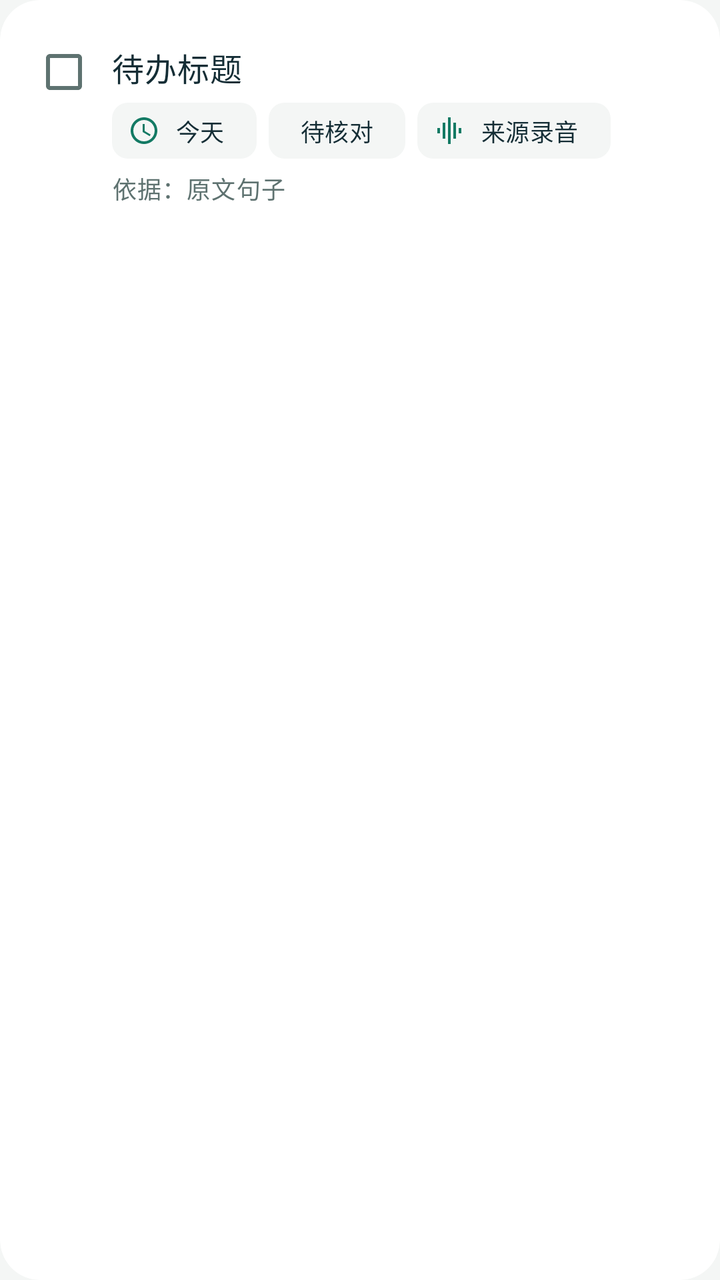
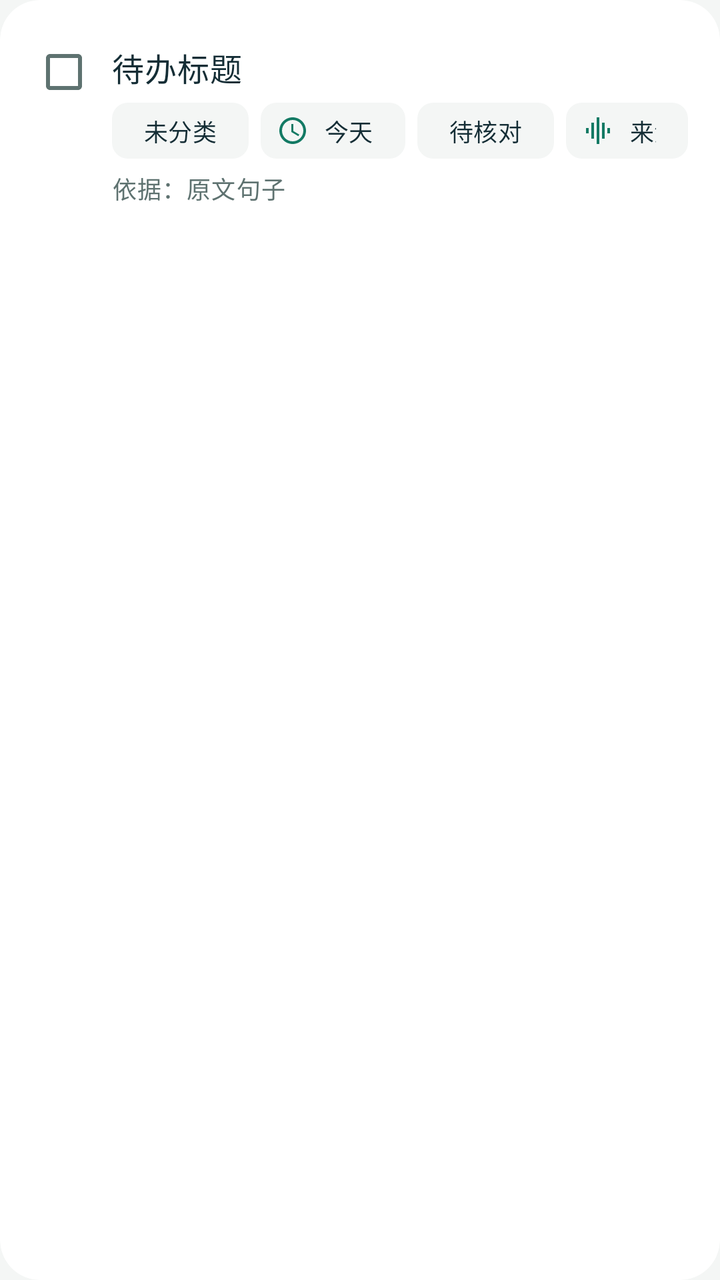

An Android layout rendered at two revisions. The XML below is the earlier revision; the diff shows what the commit changed to produce the second picture.
<!-- AndroidManifest.xml: application theme AppTheme -->
<!-- res/layout/item_todo.xml -->
<?xml version="1.0" encoding="utf-8"?>
<com.google.android.material.card.MaterialCardView xmlns:android="http://schemas.android.com/apk/res/android"
    xmlns:app="http://schemas.android.com/apk/res-auto"
    style="@style/Card"
    android:id="@+id/card"
    android:layout_width="match_parent"
    android:layout_height="wrap_content"
    android:layout_marginBottom="10dp"
    android:clickable="true"
    android:focusable="true"
    app:rippleColor="?attr/colorPrimaryContainer">

    <LinearLayout
        android:layout_width="match_parent"
        android:layout_height="wrap_content"
        android:orientation="horizontal"
        android:paddingStart="8dp"
        android:paddingTop="10dp"
        android:paddingEnd="16dp"
        android:paddingBottom="12dp">

        <com.google.android.material.checkbox.MaterialCheckBox
            android:id="@+id/check"
            android:layout_width="wrap_content"
            android:layout_height="wrap_content"
            android:layout_marginTop="2dp"
            android:minWidth="48dp"
            android:minHeight="48dp" />

        <LinearLayout
            android:layout_width="0dp"
            android:layout_height="wrap_content"
            android:layout_weight="1"
            android:orientation="vertical"
            android:paddingTop="12dp">

            <TextView
                android:id="@+id/tvTitle"
                style="@style/Text.Body"
                android:layout_width="match_parent"
                android:layout_height="wrap_content"
                android:textSize="16sp"
                android:text="待办标题" />

            <LinearLayout
                android:id="@+id/chips"
                android:layout_width="match_parent"
                android:layout_height="wrap_content"
                android:layout_marginTop="6dp"
                android:orientation="horizontal">

                <com.google.android.material.chip.Chip
                    android:id="@+id/chipDue"
                    style="@style/Chip.Status"
                    android:layout_width="wrap_content"
                    android:layout_height="wrap_content"
                    android:layout_marginEnd="6dp"
                    android:clickable="false"
                    app:chipIcon="@drawable/ic_schedule"
                    app:chipIconVisible="true"
                    android:text="今天" />

                <com.google.android.material.chip.Chip
                    android:id="@+id/chipReview"
                    style="@style/Chip.Status"
                    android:layout_width="wrap_content"
                    android:layout_height="wrap_content"
                    android:layout_marginEnd="6dp"
                    android:text="待核对" />

                <com.google.android.material.chip.Chip
                    android:id="@+id/chipSource"
                    style="@style/Chip.Status"
                    android:layout_width="wrap_content"
                    android:layout_height="wrap_content"
                    app:chipIcon="@drawable/ic_library"
                    app:chipIconVisible="true"
                    android:text="来源录音" />
            </LinearLayout>

            <TextView
                android:id="@+id/tvEvidence"
                style="@style/Text.Muted"
                android:layout_width="match_parent"
                android:layout_height="wrap_content"
                android:layout_marginTop="6dp"
                android:ellipsize="end"
                android:maxLines="2"
                android:text="依据：原文句子" />
        </LinearLayout>
    </LinearLayout>
</com.google.android.material.card.MaterialCardView>
<!-- resources referenced by this layout -->
<resources>
  <!-- drawable ic_library (drawable) -->
  <vector xmlns:android="http://schemas.android.com/apk/res/android" android:width="24dp" android:height="24dp" android:viewportWidth="24" android:viewportHeight="24" android:tint="?attr/colorControlNormal">
      <path android:fillColor="@android:color/white" android:pathData="M7,18h2L9,6L7,6v12zM11,22h2L13,2h-2v20zM3,14h2v-4L3,10v4zM15,18h2L17,6h-2v12zM19,10v4h2v-4h-2z"/>
  </vector>
  <style name="Card" parent="Widget.Material3.CardView.Filled">
          <item name="cardBackgroundColor">?attr/colorSurfaceContainerLowest</item>
          <item name="cardCornerRadius">20dp</item>
          <item name="cardElevation">0dp</item>
          <item name="strokeWidth">0dp</item>
      </style>
  <style name="Text.Body" parent="TextAppearance.Material3.BodyMedium">
          <item name="android:textColor">?attr/colorOnSurface</item>
          <item name="android:lineSpacingMultiplier">1.25</item>
      </style>
  <style name="Text.Muted" parent="TextAppearance.Material3.BodySmall">
          <item name="android:textColor">?attr/colorOnSurfaceVariant</item>
          <item name="android:lineSpacingMultiplier">1.2</item>
      </style>
  <color name="md_primary">#137A64</color>
  <color name="md_on_primary">#FFFFFF</color>
  <color name="md_primary_container">#B9EFE0</color>
  <color name="md_on_primary_container">#00201A</color>
  <color name="md_secondary">#4B6360</color>
  <color name="md_on_secondary">#FFFFFF</color>
  <color name="md_secondary_container">#CDE8E3</color>
  <color name="md_on_secondary_container">#06201D</color>
  <color name="md_tertiary">#8A5A00</color>
  <color name="md_on_tertiary">#FFFFFF</color>
  <color name="md_tertiary_container">#FFDEA6</color>
  <color name="md_on_tertiary_container">#2B1900</color>
  <color name="md_error">#BA1A1A</color>
  <color name="md_on_error">#FFFFFF</color>
  <color name="md_error_container">#FFDAD6</color>
  <color name="md_on_error_container">#410002</color>
  <color name="md_background">#F4F6F5</color>
  <color name="md_on_background">#142D35</color>
  <color name="md_surface">#F4F6F5</color>
  <color name="md_on_surface">#142D35</color>
  <color name="md_surface_variant">#DFE5E4</color>
  <color name="md_on_surface_variant">#5E7270</color>
  <color name="md_outline">#6F8481</color>
  <color name="md_outline_variant">#C3D0CD</color>
  <color name="md_surface_container_lowest">#FFFFFF</color>
  <color name="md_surface_container_low">#EEF2F1</color>
  <color name="md_surface_container">#E8EDEC</color>
  <color name="md_surface_container_high">#E2E8E7</color>
  <color name="md_surface_container_highest">#DCE2E1</color>
  <color name="md_inverse_surface">#1D2D34</color>
  <color name="md_inverse_on_surface">#EBF4F1</color>
  <color name="md_inverse_primary">#77D8BC</color>
  <style name="AppDialog" parent="ThemeOverlay.Material3.MaterialAlertDialog">
          <item name="shapeAppearanceOverlay">@style/Shape.Dialog</item>
      </style>
  <style name="AppBottomSheet" parent="ThemeOverlay.Material3.BottomSheetDialog">
          <item name="bottomSheetStyle">@style/AppBottomSheetStyle</item>
      </style>
  <style name="Shape.Dialog" parent="">
          <item name="cornerFamily">rounded</item>
          <item name="cornerSize">24dp</item>
      </style>
  <style name="AppBottomSheetStyle" parent="Widget.Material3.BottomSheet.Modal">
          <item name="shapeAppearanceOverlay">@style/Shape.Sheet</item>
          <item name="backgroundTint">?attr/colorSurfaceContainerLow</item>
      </style>
  <style name="Shape.Sheet" parent="">
          <item name="cornerFamily">rounded</item>
          <item name="cornerSizeTopLeft">28dp</item>
          <item name="cornerSizeTopRight">28dp</item>
      </style>
  <!-- unchanged entries left out for length: 3 -->
</resources>

<!-- the commit's change to res/layout/item_todo.xml (unified diff, before → after) -->
@@ -6,8 +6,10 @@
     android:layout_width="match_parent"
     android:layout_height="wrap_content"
     android:layout_marginBottom="10dp"
+    android:checkable="true"
     android:clickable="true"
     android:focusable="true"
+    app:checkedIcon="@null"
     app:rippleColor="?attr/colorPrimaryContainer">
 
     <LinearLayout
@@ -50,6 +52,14 @@
                 android:orientation="horizontal">
 
                 <com.google.android.material.chip.Chip
+                    android:id="@+id/chipCategory"
+                    style="@style/Chip.Status"
+                    android:layout_width="wrap_content"
+                    android:layout_height="wrap_content"
+                    android:layout_marginEnd="6dp"
+                    android:text="未分类" />
+
+                <com.google.android.material.chip.Chip
                     android:id="@+id/chipDue"
                     style="@style/Chip.Status"
                     android:layout_width="wrap_content"
